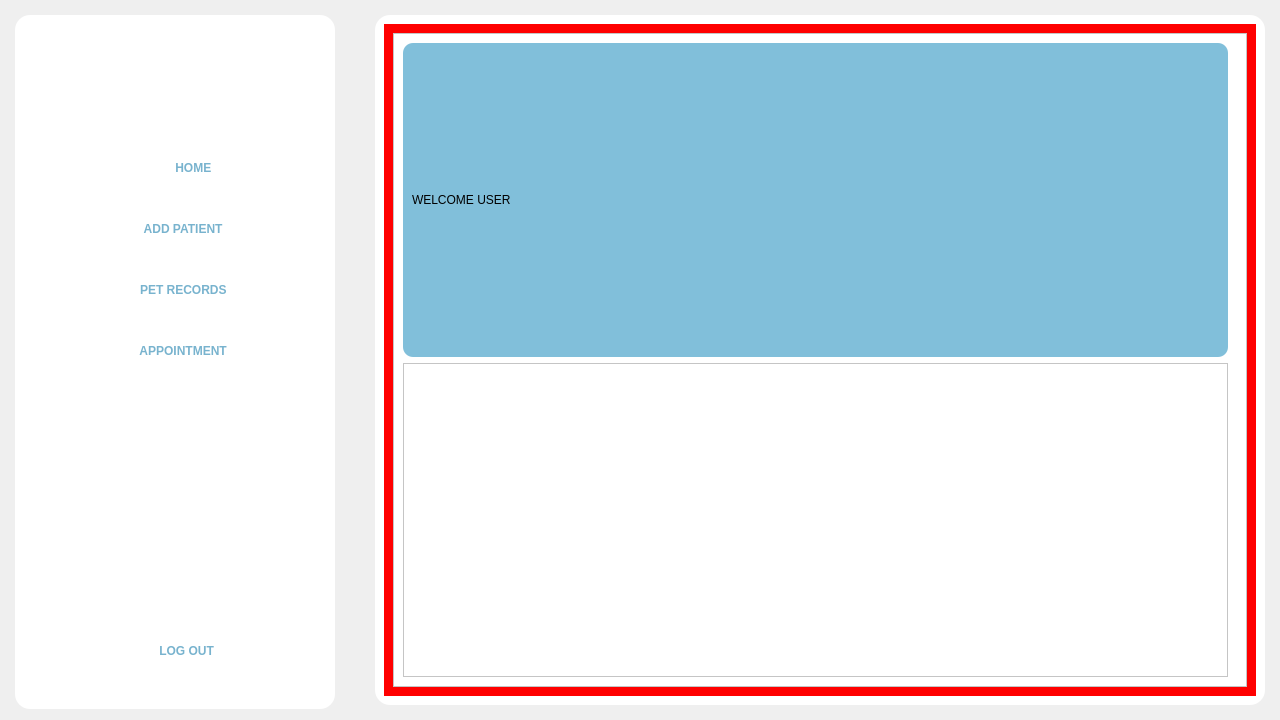
rmmln/Petmate-Desktop-Application, file Frontend/Home.ui: the form before one commit.
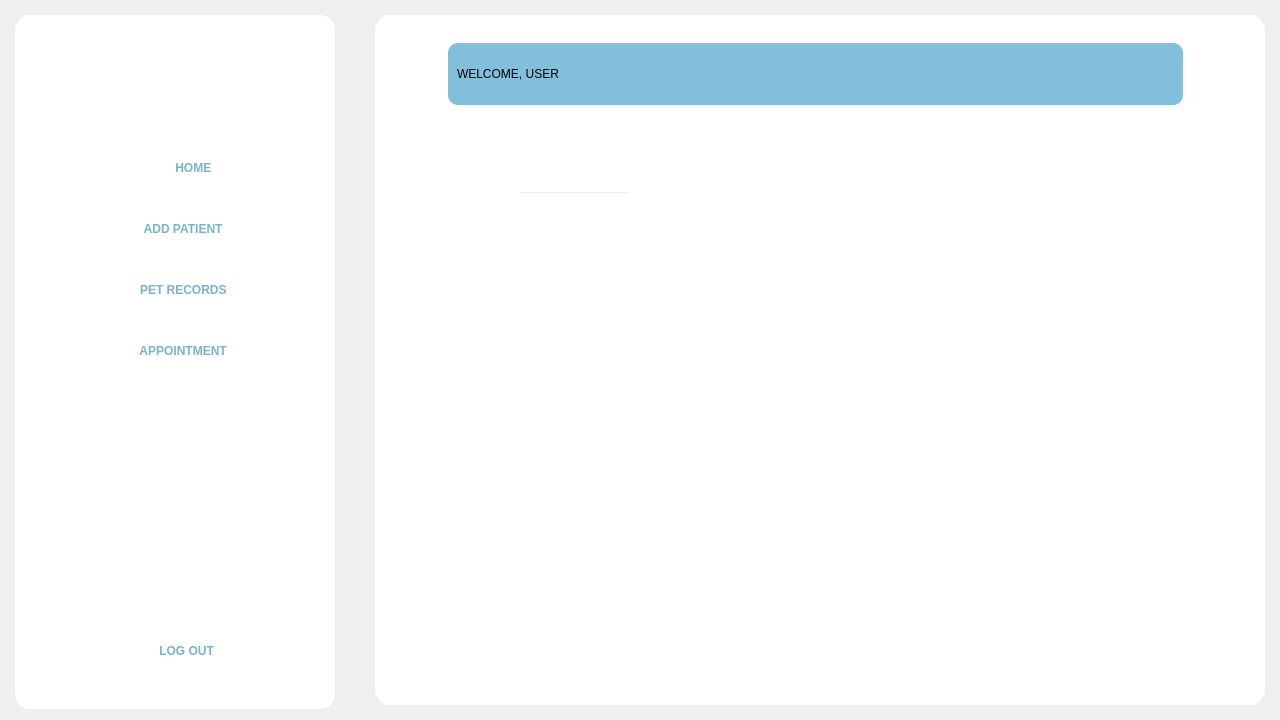
The form after the commit. The open tabs and pages were chosen to show the change. Icons and pictures are not drawn.

```diff
--- a/Frontend/Home.ui
+++ b/Frontend/Home.ui
@@ -540,7 +540,7 @@
         <widget class="QStackedWidget" name="stackedWidget">
          <property name="styleSheet">
           <string notr="true">QStackedWidget{
-	background:red;
+	background:transparent;
 
 }</string>
          </property>
@@ -1041,7 +1041,7 @@
             <widget class="QFrame" name="frame_2">
              <property name="styleSheet">
               <string notr="true">QFrame{
-	background:white;
+	background:transparent;
 
 }</string>
              </property>
@@ -1067,7 +1067,7 @@
               <property name="bottomMargin">
                <number>0</number>
               </property>
-              <item>
+              <item alignment="Qt::AlignHCenter">
                <widget class="QStackedWidget" name="AddpatientStack">
                 <property name="currentIndex">
                  <number>0</number>
@@ -1078,8 +1078,14 @@
                    <widget class="QFrame" name="frame_3">
                     <property name="minimumSize">
                      <size>
-                      <width>530</width>
-                      <height>0</height>
+                      <width>735</width>
+                      <height>62</height>
+                     </size>
+                    </property>
+                    <property name="maximumSize">
+                     <size>
+                      <width>735</width>
+                      <height>62</height>
                      </size>
                     </property>
                     <property name="styleSheet">
@@ -1107,7 +1113,7 @@
 }</string>
                        </property>
                        <property name="text">
-                        <string>WELCOME USER</string>
+                        <string>WELCOME, USER</string>
                        </property>
                       </widget>
                      </item>
@@ -1147,6 +1153,16 @@
                     <property name="frameShadow">
                      <enum>QFrame::Raised</enum>
                     </property>
+                    <widget class="QLineEdit" name="lineEdit">
+                     <property name="geometry">
+                      <rect>
+                       <x>70</x>
+                       <y>80</y>
+                       <width>113</width>
+                       <height>20</height>
+                      </rect>
+                     </property>
+                    </widget>
                    </widget>
                   </item>
                  </layout>
```
Left out of the diff: 4 changed lines with no effect on the pictures.
